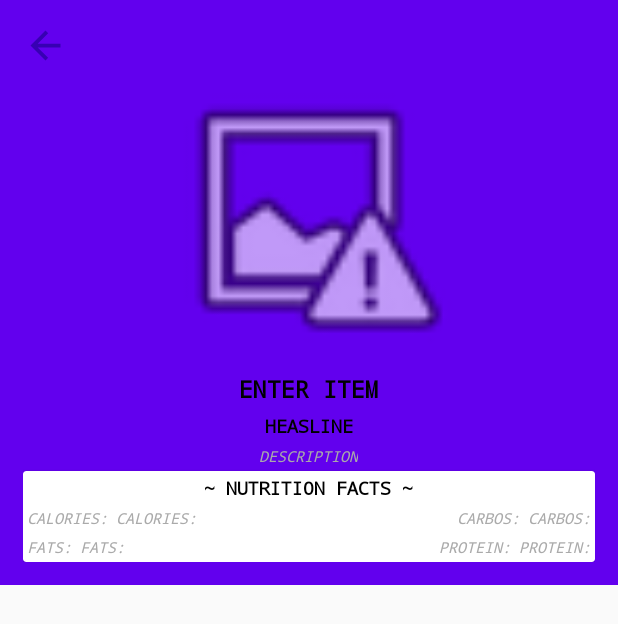
After one commit to ameera-helal/MyRecipes, an Android app: the layout popup_dialog_expand.xml on its own in the app's theme, with its tools: preview values and no code run, on a phone screen of 412 x 824 dp. The commit adds this screen. Shown: the top 624 px of the screen. Run offline under Robolectric (Android 15) with nearby library versions, the phone set to English and light mode, and no system bars; Roboto replaces fonts that are not available here.

Commit message:
Create popUp dialog shows the recipe Details

```diff
--- a/app/src/main/AndroidManifest.xml
+++ b/app/src/main/AndroidManifest.xml
@@ -1,6 +1,7 @@
 <?xml version="1.0" encoding="utf-8"?>
 <manifest xmlns:android="http://schemas.android.com/apk/res/android"
     package="com.example.myrecipes">
+
     <uses-permission android:name="android.permission.INTERNET" />
 
     <application
@@ -10,7 +11,9 @@
         android:roundIcon="@mipmap/ic_launcher_round"
         android:supportsRtl="true"
         android:theme="@style/AppTheme">
-        <activity android:name=".MainActivity"
+        <activity android:name=".ui.Recipe_Details"></activity>
+        <activity
+            android:name=".ui.MainActivity"
             android:theme="@style/SplashScreenTheme">
             <intent-filter>
                 <action android:name="android.intent.action.MAIN" />
@@ -18,6 +21,7 @@
                 <category android:name="android.intent.category.LAUNCHER" />
             </intent-filter>
         </activity>
+
         <meta-data
             android:name="preloaded_fonts"
             android:resource="@array/preloaded_fonts" />
--- a/app/src/main/java/com/example/myrecipes/adapter/RecyclerViewAdapter.java
+++ b/app/src/main/java/com/example/myrecipes/adapter/RecyclerViewAdapter.java
@@ -1,10 +1,14 @@
 package com.example.myrecipes.adapter;
 
+import android.app.Activity;
+import android.app.AlertDialog;
 import android.content.Context;
+import android.content.Intent;
 import android.util.Log;
 import android.view.LayoutInflater;
 import android.view.View;
 import android.view.ViewGroup;
+import android.widget.Button;
 import android.widget.Filter;
 import android.widget.Filterable;
 import android.widget.ImageView;
@@ -15,6 +19,8 @@ import androidx.recyclerview.widget.RecyclerView;
 
 import com.example.myrecipes.R;
 import com.example.myrecipes.model.Recipe;
+import com.example.myrecipes.ui.Recipe_Details;
+import com.example.myrecipes.util.AppUtil;
 import com.squareup.picasso.Picasso;
 
 import java.util.ArrayList;
@@ -72,6 +78,16 @@ public class RecyclerViewAdapter extends RecyclerView.Adapter<RecyclerViewAdapte
             recipeFats = itemView.findViewById(R.id.recycler_view_recipeFats);
             recipeThumb = itemView.findViewById(R.id.recycler_view_recipeThumb);
 
+            itemView.setOnClickListener(new View.OnClickListener() {
+                @Override
+                public void onClick(View v) {
+                    /*Intent intent = new Intent(context, Recipe_Details.class);
+                    intent.putExtra(AppUtil.CURRENT_RECIPE,getAdapterPosition());
+                    context.startActivity(intent);*/
+
+                    createExpandedPopup(getAdapterPosition());
+                }
+            });
         }
 
     }
@@ -121,4 +137,46 @@ public class RecyclerViewAdapter extends RecyclerView.Adapter<RecyclerViewAdapte
     }
 
 
+    public void createExpandedPopup(int position) {
+
+        final Recipe recipe = this.recipeList.get(position);
+        AlertDialog.Builder builder = new AlertDialog.Builder(context);
+        View view = LayoutInflater.from(context).inflate(R.layout.popup_dialog_expand,null);
+        AlertDialog dialog;
+        builder.setView(view);
+
+        dialog = builder.create();
+
+        ImageView expandImage = view.findViewById(R.id.expand_item_image);
+        TextView expandName=view.findViewById(R.id.expand_item_name);
+        TextView expandHeadline=view.findViewById(R.id.expand_item_headline);
+        TextView expandDescription=view.findViewById(R.id.expand_item_description);
+        TextView expandCalories =view.findViewById(R.id.expand_item_calories);
+        TextView expandFats =view.findViewById(R.id.expand_item_fats);
+        TextView expandCarbos= view.findViewById(R.id.expand_item_carbos);
+        TextView expandProtein=view.findViewById(R.id.expand_item_protein);
+
+        Button expandBackButton=view.findViewById(R.id.expand_backButton);
+
+        Picasso.get().load(recipe.getImage()).into(expandImage);
+        expandName.setText(recipe.getName());
+        expandHeadline.setText(recipe.getHeadline());
+        expandDescription.setText(recipe.getDescription());
+        expandCarbos.setText(recipe.getCarbos());
+        expandCalories.setText(recipe.getCalories());
+        expandFats.setText(recipe.getFats());
+        expandCarbos.setText(recipe.getCarbos());
+        expandProtein.setText(recipe.getProteins());
+
+        final AlertDialog finalDialog = dialog;
+        expandBackButton.setOnClickListener(new View.OnClickListener() {
+            @Override
+            public void onClick(View v) {
+                finalDialog.dismiss();
+            }
+        });
+        // Create the AlertDialog object and return it
+
+        dialog.show();
+    }
 }
--- a/app/src/main/java/com/example/myrecipes/MainActivity.java
+++ b/app/src/main/java/com/example/myrecipes/ui/MainActivity.java
@@ -1,4 +1,4 @@
-package com.example.myrecipes;
+package com.example.myrecipes.ui;
 
 import androidx.appcompat.app.AppCompatActivity;
 import androidx.recyclerview.widget.DefaultItemAnimator;
@@ -6,7 +6,6 @@ import androidx.recyclerview.widget.LinearLayoutManager;
 import androidx.recyclerview.widget.RecyclerView;
 
 import android.content.Context;
-import android.content.Intent;
 import android.content.SharedPreferences;
 import android.os.Bundle;
 import android.util.Log;
@@ -16,12 +15,12 @@ import android.widget.SearchView;
 import android.widget.Toast;
 
 import com.example.myrecipes.Network.ApiRequest;
+import com.example.myrecipes.R;
 import com.example.myrecipes.adapter.RecyclerViewAdapter;
 import com.example.myrecipes.model.Recipe;
 import com.example.myrecipes.util.AppUtil;
 
 import java.util.Collections;
-import java.util.Comparator;
 import java.util.List;
 
 import retrofit2.Call;
--- /dev/null
+++ b/app/src/main/java/com/example/myrecipes/ui/Recipe_Details.java
@@ -0,0 +1,20 @@
+package com.example.myrecipes.ui;
+
+import androidx.appcompat.app.AppCompatActivity;
+
+import android.os.Bundle;
+
+import com.example.myrecipes.R;
+import com.example.myrecipes.util.AppUtil;
+
+public class Recipe_Details extends AppCompatActivity {
+
+    private int currentPosition;
+    @Override
+    protected void onCreate(Bundle savedInstanceState) {
+        super.onCreate(savedInstanceState);
+        setContentView(R.layout.activity_recipe__details);
+        currentPosition=getIntent().getIntExtra(AppUtil.CURRENT_RECIPE,0);
+
+    }
+}
--- a/app/src/main/java/com/example/myrecipes/util/AppUtil.java
+++ b/app/src/main/java/com/example/myrecipes/util/AppUtil.java
@@ -5,6 +5,7 @@ import com.example.myrecipes.Network.RetrofitClient;
 
 public final class AppUtil {
     public static final String BASE_URL = "https://hf-android-app.s3-eu-west-1.amazonaws.com/";
+    public static final String CURRENT_RECIPE="current_recipe";
     public static final String APP_INFO="app_info";
     public static final String SORT_TYPE="sort_type";
     public static final String FATS="fats";
--- /dev/null
+++ b/app/src/main/res/drawable/back_foreground.xml
@@ -0,0 +1,13 @@
+<vector xmlns:android="http://schemas.android.com/apk/res/android"
+    android:width="108dp"
+    android:height="108dp"
+    android:viewportWidth="108"
+    android:viewportHeight="108"
+    android:tint="?attr/colorControlNormal">
+  <group android:scaleX="4.5"
+      android:scaleY="4.5">
+    <path
+        android:fillColor="@android:color/white"
+        android:pathData="M20,11H7.83l5.59,-5.59L12,4l-8,8 8,8 1.41,-1.41L7.83,13H20v-2z"/>
+  </group>
+</vector>
--- a/app/src/main/res/layout/activity_main.xml
+++ b/app/src/main/res/layout/activity_main.xml
@@ -4,7 +4,7 @@
     xmlns:tools="http://schemas.android.com/tools"
     android:layout_width="match_parent"
     android:layout_height="match_parent"
-    tools:context=".MainActivity">
+    tools:context=".ui.MainActivity">
 
     <LinearLayout
         android:layout_width="match_parent"
--- /dev/null
+++ b/app/src/main/res/layout/activity_recipe__details.xml
@@ -0,0 +1,9 @@
+<?xml version="1.0" encoding="utf-8"?>
+<androidx.constraintlayout.widget.ConstraintLayout xmlns:android="http://schemas.android.com/apk/res/android"
+    xmlns:app="http://schemas.android.com/apk/res-auto"
+    xmlns:tools="http://schemas.android.com/tools"
+    android:layout_width="match_parent"
+    android:layout_height="match_parent"
+    tools:context=".ui.Recipe_Details">
+
+</androidx.constraintlayout.widget.ConstraintLayout>
--- /dev/null
+++ b/app/src/main/res/layout/popup_dialog_expand.xml
@@ -0,0 +1,182 @@
+<?xml version="1.0" encoding="utf-8"?>
+<LinearLayout xmlns:android="http://schemas.android.com/apk/res/android"
+android:orientation="vertical" android:layout_width="match_parent"
+android:layout_height="match_parent">
+
+<ScrollView
+    android:layout_width="match_parent"
+    android:layout_height="wrap_content"
+    android:background="@color/colorPrimary"
+    android:fillViewport="false">
+
+    <RelativeLayout
+        android:layout_width="match_parent"
+        android:layout_height="wrap_content"
+        android:padding="15dp"
+        android:orientation="vertical">
+
+        <Button
+            android:id="@+id/expand_backButton"
+            android:layout_width="30dp"
+            android:layout_height="30dp"
+            android:background="@drawable/back_foreground"
+            android:backgroundTint="@color/colorPrimaryDark"
+            android:layout_alignParentTop="true"
+            android:layout_alignParentStart="true">
+
+        </Button>
+
+        <ImageView
+            android:id="@+id/expand_item_image"
+            android:layout_width="match_parent"
+            android:layout_height="200dp"
+            android:layout_below="@+id/expand_backButton"
+            android:src="@android:drawable/ic_menu_report_image"
+            android:scaleType="fitCenter"
+            android:layout_centerHorizontal="true"/>
+
+        <TextView
+            android:id="@+id/expand_item_name"
+            android:layout_width="wrap_content"
+            android:layout_height="wrap_content"
+            android:layout_below="@id/expand_item_image"
+            android:text="Enter Item"
+            android:layout_centerHorizontal="true"
+            style="@style/title">
+        </TextView>
+
+        <TextView
+            android:id="@+id/expand_item_headline"
+            android:layout_width="wrap_content"
+            android:layout_height="wrap_content"
+            android:layout_below="@id/expand_item_name"
+            android:text="Heasline"
+            android:layout_centerHorizontal="true"
+            style="@style/sub_title">
+        </TextView>
+
+        <TextView
+            android:id="@+id/expand_item_description"
+            android:layout_width="wrap_content"
+            android:layout_height="wrap_content"
+            android:layout_below="@id/expand_item_headline"
+            android:text="description"
+            android:layout_centerHorizontal="true"
+            style="@style/body">
+        </TextView>
+
+        <androidx.cardview.widget.CardView
+            android:layout_width="match_parent"
+            android:layout_height="wrap_content"
+            android:id="@+id/card"
+            android:padding="10dp"
+            android:layout_below="@id/expand_item_description">
+
+            <RelativeLayout
+                android:layout_width="match_parent"
+                android:layout_height="wrap_content">
+
+                <TextView
+                    android:id="@+id/expand_item_facts"
+                    android:layout_width="wrap_content"
+                    android:layout_height="wrap_content"
+                    android:text="~ Nutrition Facts ~"
+                    android:layout_centerHorizontal="true"
+                    style="@style/sub_title">
+                </TextView>
+
+                <TextView
+                    android:id="@+id/expand_title_calories"
+                    android:layout_width="wrap_content"
+                    android:layout_height="wrap_content"
+                    android:layout_below="@id/expand_item_facts"
+                    android:layout_alignParentStart="true"
+                    android:text="Calories:"
+                    style="@style/body">
+                </TextView>
+
+                <TextView
+                    android:id="@+id/expand_title_fats"
+                    android:layout_width="wrap_content"
+                    android:layout_height="wrap_content"
+                    android:layout_alignParentStart="true"
+                    android:layout_below="@id/expand_title_calories"
+                    android:text="Fats:"
+                    style="@style/body">
+                </TextView>
+
+                <TextView
+                    android:id="@+id/expand_title_carbos"
+                    android:layout_width="wrap_content"
+                    android:layout_height="wrap_content"
+                    android:layout_toStartOf="@id/expand_item_carbos"
+                    android:layout_below="@id/expand_item_facts"
+                    android:text="Carbos:"
+                    style="@style/body">
+                </TextView>
+
+                <TextView
+                    android:id="@+id/expand_title_protein"
+                    android:layout_width="wrap_content"
+                    android:layout_height="wrap_content"
+                    android:layout_toStartOf="@id/expand_item_protein"
+                    android:layout_below="@id/expand_title_calories"
+                    android:text="Protein:"
+                    style="@style/body">
+                </TextView>
+
+                <TextView
+                    android:id="@+id/expand_item_calories"
+                    android:layout_width="wrap_content"
+                    android:layout_height="wrap_content"
+                    android:layout_below="@id/expand_item_facts"
+                    android:layout_toEndOf="@id/expand_title_calories"
+                    android:text="Calories:"
+                    style="@style/body">
+                </TextView>
+
+                <TextView
+                    android:id="@+id/expand_item_fats"
+                    android:layout_width="wrap_content"
+                    android:layout_height="wrap_content"
+                    android:layout_toEndOf="@id/expand_title_fats"
+                    android:layout_below="@id/expand_title_calories"
+                    android:text="Fats:"
+                    style="@style/body">
+                </TextView>
+
+                <TextView
+                    android:id="@+id/expand_item_carbos"
+                    android:layout_width="wrap_content"
+                    android:layout_height="wrap_content"
+                    android:layout_alignParentEnd="true"
+                    android:layout_below="@id/expand_item_facts"
+                    android:text="Carbos:"
+                    style="@style/body">
+                </TextView>
+
+                <TextView
+                    android:id="@+id/expand_item_protein"
+                    android:layout_width="wrap_content"
+                    android:layout_height="wrap_content"
+                    android:layout_alignParentEnd="true"
+                    android:layout_below="@id/expand_title_calories"
+                    android:text="Protein:"
+                    style="@style/body">
+                </TextView>
+
+
+
+            </RelativeLayout>
+        </androidx.cardview.widget.CardView>
+
+
+
+
+
+
+
+    </RelativeLayout>
+
+</ScrollView>
+</LinearLayout>
```
Also changed, not shown: app/src/main/res/drawable/baseline_create_black_18dp.png (added).
